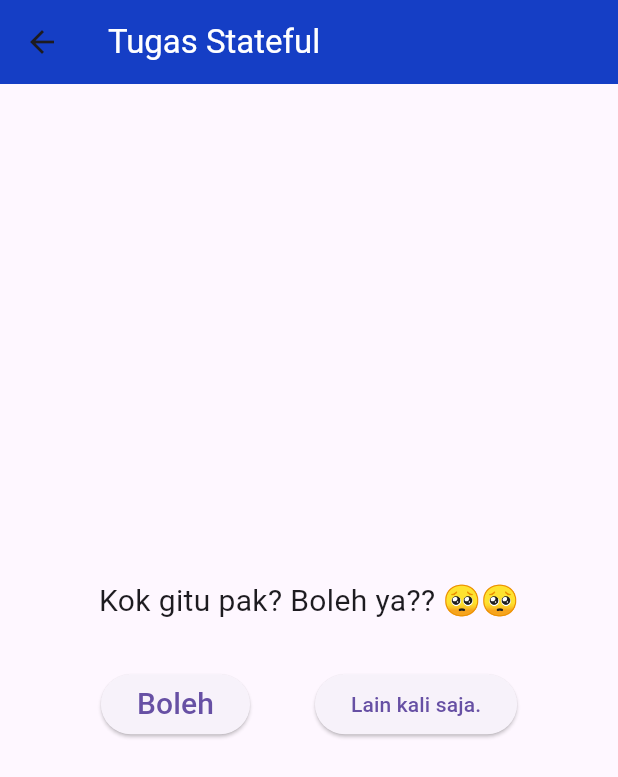
After one commit to Chrisllen-zp/latihan_flutter, a Flutter app: the NilaiAPlease screen opened directly, after a tap on "Boleh", after a tap on "Reset", after a tap on "Lain kali saja.", on a phone screen of 412 x 824 dp. The commit adds this screen. Shown: the top 777 px of the screen. Run offline on Flutter 3.47's test engine with Material 3 defaults, Android fonts, the phone set to English and light mode, and no system bars; missing offline and left inert: dart:ffi.

Commit message:
Tambah tugas minggu 6 dan 7

```diff
--- a/lib/parsing.dart
+++ b/lib/parsing.dart
@@ -11,6 +11,7 @@ import './contoh_stateless.dart';
 import './contoh_stateful.dart';
 import './mahasiswa_form.dart';
 import './tugas_form.dart';
+import './tugas_stateful.dart';
 
 class Parsing extends StatelessWidget {
   const Parsing({super.key});
@@ -94,6 +95,14 @@ class Parsing extends StatelessWidget {
                     MaterialPageRoute(builder: (context) => TugasForm()));
               },
             ),
+            CardWidget(
+              judul: "Tugas - Stateful",
+              icon: Icons.folder,
+              onTap: () {
+                Navigator.push(context,
+                    MaterialPageRoute(builder: (context) => NilaiAPlease()));
+              },
+            ),
           ],
         ),
       ),
--- a/lib/tugas_form.dart
+++ b/lib/tugas_form.dart
@@ -18,7 +18,11 @@ class _TugasFormState extends State<TugasForm> {
   @override
   Widget build(BuildContext context) {
     return Scaffold(
-      appBar: AppBar(title: Text("Tambah Mata Kuliah")),
+      appBar: AppBar(title: Text("Tambah Mata Kuliah", style: TextStyle(
+            color: Colors.black,
+          ),
+        ),
+        backgroundColor: Color.fromARGB(255, 210, 199, 38),),
       body: Form(
         key: _formKey,
         child: Column(
--- a/lib/tugas_formdetail.dart
+++ b/lib/tugas_formdetail.dart
@@ -13,7 +13,11 @@ class TugasFormdetail extends StatelessWidget {
   @override
   Widget build(BuildContext context) {
     return Scaffold(
-      appBar: AppBar(title: Text("Detail Mata Kuliah")),
+      appBar: AppBar(title: Text("Detail Mata Kuliah", style: TextStyle(
+            color: Colors.black,
+          ),
+        ),
+        backgroundColor: Color.fromARGB(255, 221, 213, 102),),
       body: Center(
         child: Column(
           children: [
--- /dev/null
+++ b/lib/tugas_stateful.dart
@@ -0,0 +1,105 @@
+import 'package:flutter/material.dart';
+
+class NilaiAPlease extends StatefulWidget {
+  const NilaiAPlease({super.key});
+
+  @override
+  State<NilaiAPlease> createState() => _NilaiAPleaseState();
+}
+
+class _NilaiAPleaseState extends State<NilaiAPlease> {
+  String pertanyaan = "Matkul ini boleh dapat A ya Pak? 🥺";
+  double sizeYes = 16;
+  double sizeNo = 16;
+  int rejectionCount = 0;
+  bool isFinished = false;
+  bool showFinalYesOnly = false;
+
+  void pilihBoleh() {
+    setState(() {
+      pertanyaan = "Yay! Terima kasih banyak pak!";
+      isFinished = true;
+    });
+  }
+
+  void pilihLainKali() {
+    setState(() {
+      rejectionCount++;
+      sizeYes += 4;
+      sizeNo = (sizeNo - 2).clamp(10, 16);
+      pertanyaan = "Kok gitu pak? Boleh ya?? 🥺🥺";
+
+      if (rejectionCount >= 5) {
+        showFinalYesOnly = true;
+        pertanyaan = "Boleh dong pak, hehe 🥺🥺🥺🥺";
+      }
+    });
+  }
+
+  void reset() {
+    setState(() {
+      rejectionCount = 0;
+      sizeYes = 16;
+      sizeNo = 16;
+      isFinished = false;
+      showFinalYesOnly = false;
+      pertanyaan = "Matkul ini boleh dapat A ya Pak? 🥺";
+    });
+  }
+
+  @override
+  Widget build(BuildContext context) {
+    return Scaffold(
+      appBar: AppBar(title: Text("Tugas Stateful", style: TextStyle(
+            color: Colors.white,
+          ),
+        ),
+        backgroundColor: Color.fromARGB(255, 21, 62, 197),
+      ),
+      body: Center(
+        child: Padding(
+          padding: const EdgeInsets.all(24.0),
+          child: Column(
+            mainAxisAlignment: MainAxisAlignment.center,
+            children: [
+              Text(
+                pertanyaan,
+                textAlign: TextAlign.center,
+                style: const TextStyle(fontSize: 20),
+              ),
+              const SizedBox(height: 30),
+              if (isFinished)
+                ElevatedButton(
+                  onPressed: reset,
+                  child: const Text("Reset"),
+                )
+              else if (showFinalYesOnly)
+                ElevatedButton(
+                  onPressed: pilihBoleh,
+                  child: Text(
+                    "Ya udah, boleh",
+                    style: TextStyle(fontSize: sizeYes + 8),
+                  ),
+                )
+              else
+                Row(
+                  mainAxisAlignment: MainAxisAlignment.spaceEvenly,
+                  children: [
+                    ElevatedButton(
+                      onPressed: pilihBoleh,
+                      child: Text("Boleh", style: TextStyle(fontSize: sizeYes)),
+                    ),
+                    ElevatedButton(
+                      onPressed: pilihLainKali,
+                      child: Text("Lain kali saja.",
+                          style: TextStyle(fontSize: sizeNo)),
+                    ),
+                  ],
+                ),
+            ],
+          ),
+        ),
+      ),
+    );
+  }
+}
```
